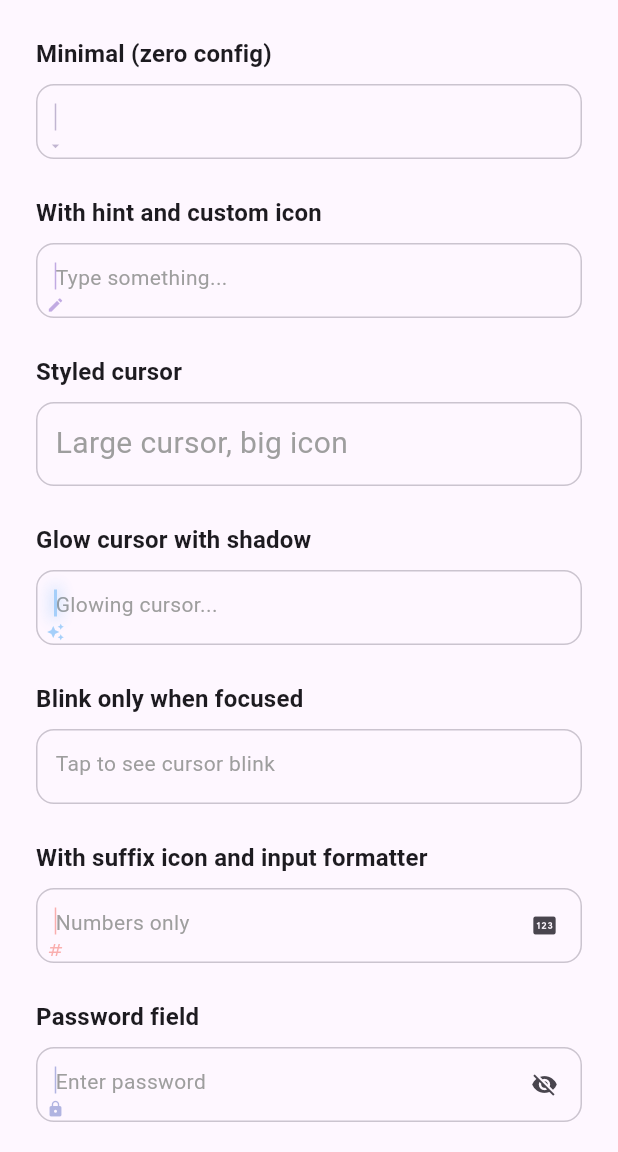
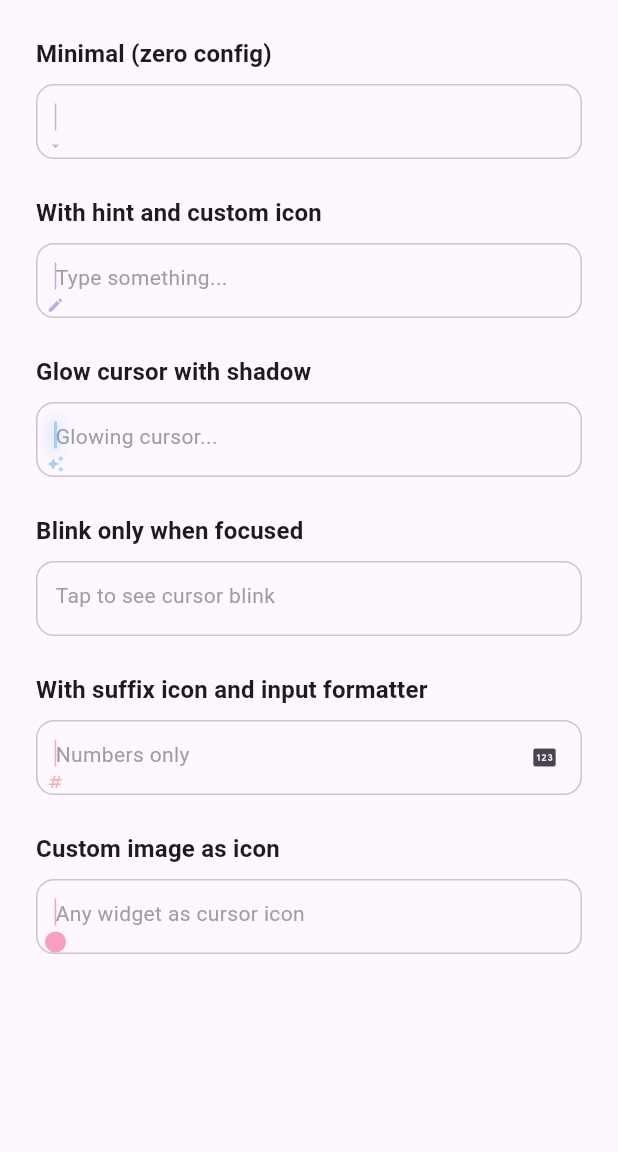
Before and after one commit to lakshya1goel/custom_cursor_with_icon, a Flutter app: the screen it shows after launch, on a phone screen of 412 x 824 dp, the part 84-1236 px from its top. Run offline on Flutter 3.47's test engine with Material 3 defaults, Android fonts, the phone set to English and light mode, and no system bars.

```diff
--- a/example/lib/main.dart
+++ b/example/lib/main.dart
@@ -31,16 +31,12 @@ class ExamplePage extends StatefulWidget {
 
 class _ExamplePageState extends State<ExamplePage> {
   final _basicController = TextEditingController();
-  final _styledController = TextEditingController();
   final _glowController = TextEditingController();
-  final _passwordController = TextEditingController();
 
   @override
   void dispose() {
     _basicController.dispose();
-    _styledController.dispose();
     _glowController.dispose();
-    _passwordController.dispose();
     super.dispose();
   }
 
@@ -75,33 +71,6 @@ class _ExamplePageState extends State<ExamplePage> {
                 onChanged: (value) {
                   debugPrint('Value: $value');
                 },
-              ),
-            ),
-            const SizedBox(height: 24),
-            _sectionTitle('Styled cursor'),
-            _card(
-              child: CustomCursorTextField(
-                controller: _styledController,
-                hint: 'Large cursor, big icon',
-                hintStyle: const TextStyle(
-                  fontSize: 20,
-                  color: Colors.grey,
-                ),
-                style: const TextStyle(
-                  fontSize: 20,
-                  color: Colors.teal,
-                ),
-                cursorColor: Colors.teal,
-                cursorWidth: 2.5,
-                cursorHeightRatio: 0.9,
-                iconSize: 16,
-                iconGap: 6,
-                icon: const Icon(
-                  Icons.star,
-                  size: 16,
-                  color: Colors.teal,
-                ),
-                blinkDuration: const Duration(milliseconds: 300),
               ),
             ),
             const SizedBox(height: 24),
@@ -160,23 +129,6 @@ class _ExamplePageState extends State<ExamplePage> {
               ),
             ),
             const SizedBox(height: 24),
-            _sectionTitle('Password field'),
-            _card(
-              child: CustomCursorTextField(
-                controller: _passwordController,
-                hint: 'Enter password',
-                obscureText: true,
-                obscuringCharacter: '\u2022',
-                cursorColor: Colors.indigo,
-                icon: const Icon(
-                  Icons.lock,
-                  size: 12,
-                  color: Colors.indigo,
-                ),
-                suffixIcon: const Icon(Icons.visibility_off),
-              ),
-            ),
-            const SizedBox(height: 24),
             _sectionTitle('Custom image as icon'),
             _card(
               child: CustomCursorTextField(
```
Also changed, not shown: lib/main.dart (deleted, +0 -122 lines), pubspec.yaml (+14 -3 lines), assets/preview.png (added), 2 other files.
